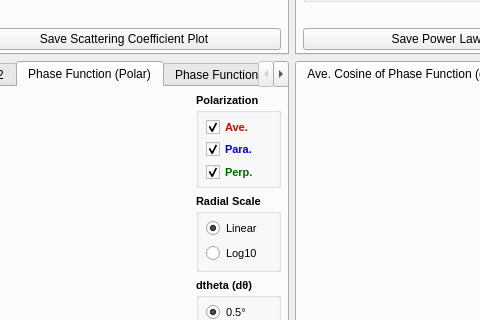
This is src/app/dialog/mainwindow.ui in VirtualPhotonics/MieSimulatorGUI as Qt 5 draws it before an edit; both pictures show x 472 to 952 and y 305 to 625 of the 1120 by 760 pixel window. The edited form follows.
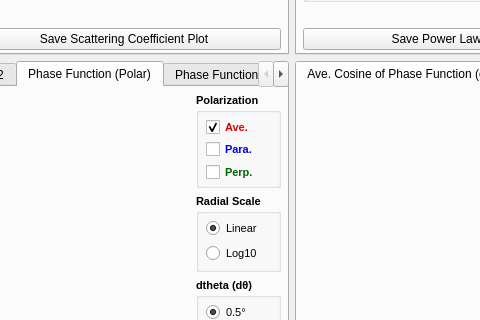
This is the edited form. Icons and pictures are not drawn. Custom widgets are drawn as their Qt base class.

```diff
--- a/src/app/dialog/mainwindow.ui
+++ b/src/app/dialog/mainwindow.ui
@@ -633,7 +633,7 @@
                   <string>Para.</string>
                  </property>
                  <property name="checked">
-                  <bool>true</bool>
+                  <bool>false</bool>
                  </property>
                 </widget>
                </item>
@@ -745,7 +745,7 @@
                   <string>Perp.</string>
                  </property>
                  <property name="checked">
-                  <bool>true</bool>
+                  <bool>false</bool>
                  </property>
                 </widget>
                </item>
```
Left out of the diff: 2 changed lines with no effect on the pictures.
